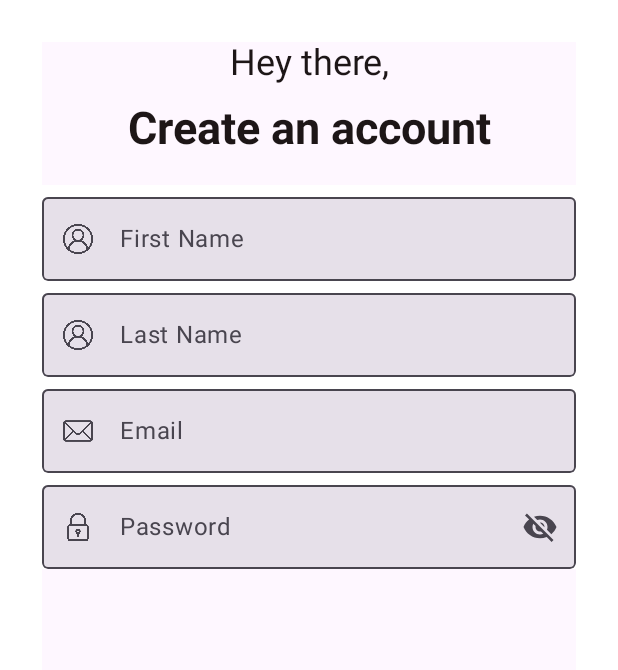
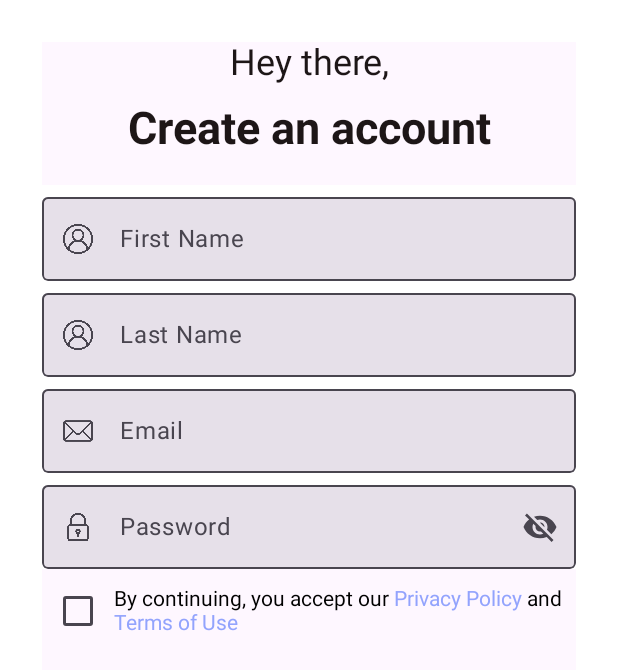
Before and after one commit to utkarsh006/Login-Signup-Flow-, an Android app built with Jetpack Compose: the screen it shows after launch (MainActivity), on a phone screen of 412 x 824 dp. Shown: the top 670 px of the screen. Run offline under Robolectric (Android 15) with nearby library versions, the phone set to English and light mode, and no system bars.

Commit message:
created terms and conditions annotated text

```diff
--- /dev/null
+++ b/app/src/main/java/com/example/loginflow/components/CheckboxComponent.kt
@@ -0,0 +1,74 @@
+package com.example.loginflow.components
+
+import androidx.compose.foundation.layout.Row
+import androidx.compose.foundation.layout.fillMaxWidth
+import androidx.compose.foundation.layout.heightIn
+import androidx.compose.foundation.layout.padding
+import androidx.compose.foundation.text.ClickableText
+import androidx.compose.material3.Checkbox
+import androidx.compose.runtime.Composable
+import androidx.compose.runtime.mutableStateOf
+import androidx.compose.runtime.remember
+import androidx.compose.ui.Alignment
+import androidx.compose.ui.Modifier
+import androidx.compose.ui.text.SpanStyle
+import androidx.compose.ui.text.buildAnnotatedString
+import androidx.compose.ui.text.withStyle
+import androidx.compose.ui.unit.dp
+import com.example.loginflow.ui.theme.Primary
+
+@Composable
+fun CheckboxComponent(text: String) {
+    Row(
+        modifier = Modifier
+            .fillMaxWidth()
+            .heightIn(56.dp),
+        verticalAlignment = Alignment.CenterVertically
+    ) {
+        val isChecked = remember { mutableStateOf(false) }
+
+        Checkbox(
+            checked = isChecked.value,
+            onCheckedChange = {
+                isChecked.value = !isChecked.value
+            }
+        )
+
+        ClickableTextComponent(text = text)
+
+    }
+}
+
+@Composable
+fun ClickableTextComponent(text: String) {
+    val initialText = "By continuing, you accept our "
+    val privacyPolicyText = "Privacy Policy"
+    val andText = " and "
+    val termsText = "Terms of Use"
+
+    val annotatedString = buildAnnotatedString {
+        append(initialText)
+
+        withStyle(style = SpanStyle(color = Primary)) {
+            pushStringAnnotation(tag = privacyPolicyText, annotation = privacyPolicyText)
+            append(privacyPolicyText)
+        }
+
+        append(andText)
+
+        withStyle(style = SpanStyle(color = Primary)) {
+            pushStringAnnotation(tag = termsText, annotation = termsText)
+            append(termsText)
+        }
+    }
+
+    ClickableText(
+        text = annotatedString,
+        onClick = { offset ->
+            annotatedString.getStringAnnotations(offset, offset)
+                .firstOrNull()?.also {
+
+                }
+        }
+    )
+}
--- /dev/null
+++ b/app/src/main/java/com/example/loginflow/screens/ConditionsScreen.kt
@@ -0,0 +1,18 @@
+package com.example.loginflow.screens
+
+import androidx.compose.foundation.layout.fillMaxSize
+import androidx.compose.material3.Surface
+import androidx.compose.runtime.Composable
+import androidx.compose.ui.Modifier
+import androidx.compose.ui.graphics.Color
+import com.example.loginflow.components.HeadingTextComponent
+
+@Composable
+fun ConditionsScreen() {
+    Surface(
+        modifier = Modifier.fillMaxSize(),
+        color = Color.White
+    ) {
+        HeadingTextComponent(value = "Terms and Conditions")
+    }
+}
--- a/app/src/main/java/com/example/loginflow/screens/SignUpScreen.kt
+++ b/app/src/main/java/com/example/loginflow/screens/SignUpScreen.kt
@@ -15,6 +15,7 @@ import androidx.compose.ui.res.stringResource
 import androidx.compose.ui.tooling.preview.Preview
 import androidx.compose.ui.unit.dp
 import com.example.loginflow.R
+import com.example.loginflow.components.CheckboxComponent
 import com.example.loginflow.components.HeadingTextComponent
 import com.example.loginflow.components.NormalTextComponent
 import com.example.loginflow.components.PasswordTextField
@@ -54,6 +55,8 @@ fun SignUpScreen() {
                 painterResource(id = R.drawable.lock)
             )
 
+            CheckboxComponent(text = stringResource(id = R.string.terms_and_conditions))
+
         }
 
     }
--- a/app/src/main/res/values/strings.xml
+++ b/app/src/main/res/values/strings.xml
@@ -9,5 +9,7 @@
     <string name="password">Password</string>
     <string name="hide_password">Hide Password</string>
     <string name="show_password">Show Password</string>
+    <string name="terms_and_conditions">By continuing, you accept our Privacy Policy and Terms of Use</string>
+
 
 </resources>
```
Also changed, not shown: gradle/wrapper/gradle-wrapper.properties.
